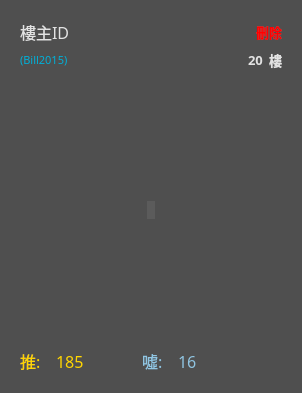
Bill2015/PyQt-Bahamut-Image-Downloader, file ui/imageview.ui: the form before one commit.
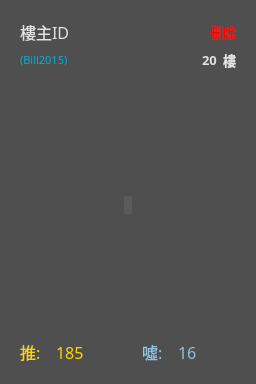
The form after the commit.

```diff
--- a/ui/imageview.ui
+++ b/ui/imageview.ui
@@ -6,8 +6,8 @@
    <rect>
     <x>0</x>
     <y>0</y>
-    <width>302</width>
-    <height>393</height>
+    <width>256</width>
+    <height>384</height>
    </rect>
   </property>
   <property name="sizePolicy">
```
